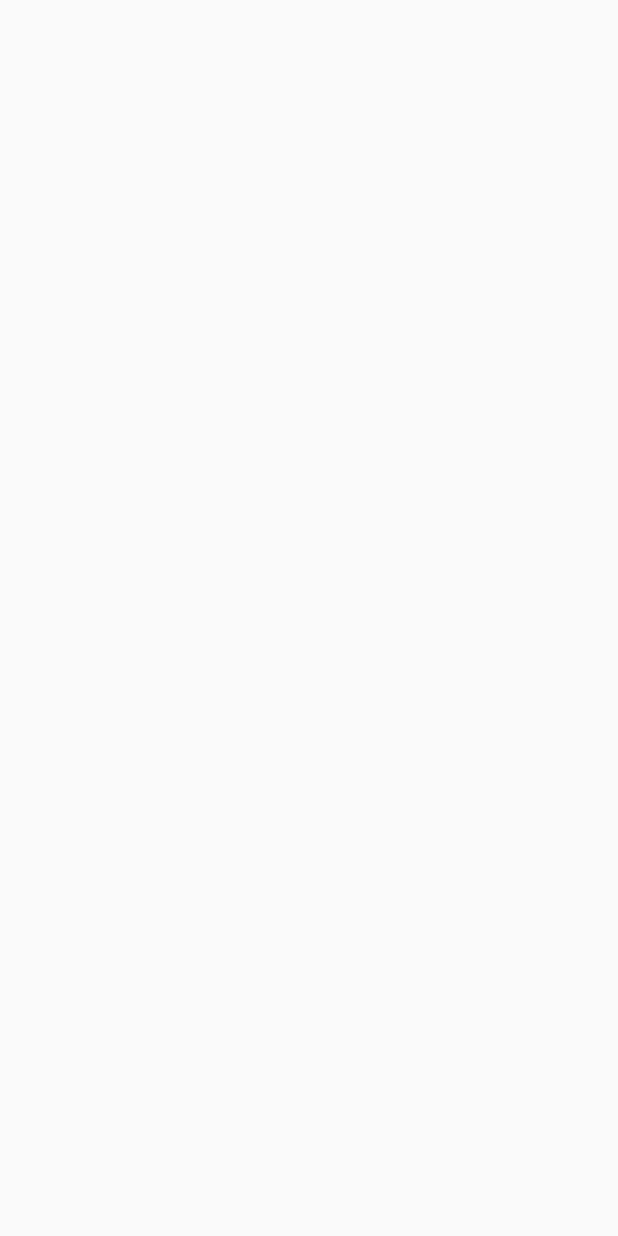
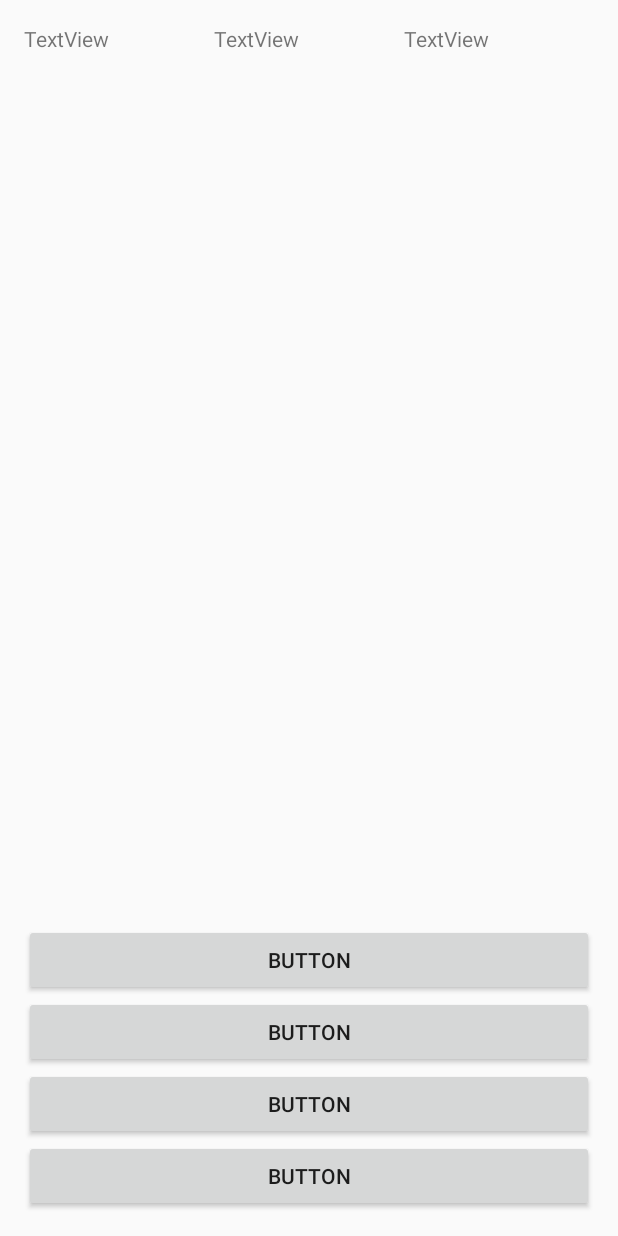
Before and after one commit to masterUNG/Game-Proverbs, an Android app: the PlayActivity screen opened directly, with no data from a screen before it, on a phone screen of 412 x 824 dp. Before the commit the screen is empty. Run offline under Robolectric (Android 15) with nearby library versions, the phone set to English and light mode, and no system bars.

Commit message:
design1 play

```diff
--- a/app/src/main/java/rtc/paritta/phiangthong/gameproverbs/PlayActivity.java
+++ b/app/src/main/java/rtc/paritta/phiangthong/gameproverbs/PlayActivity.java
@@ -9,5 +9,6 @@ public class PlayActivity extends AppCompatActivity {
     protected void onCreate(Bundle savedInstanceState) {
         super.onCreate(savedInstanceState);
         setContentView(R.layout.activity_play);
-    }
-}
+    }   // Main Method
+
+}   // Main Class
--- a/app/src/main/res/layout/activity_play.xml
+++ b/app/src/main/res/layout/activity_play.xml
@@ -1,5 +1,6 @@
 <?xml version="1.0" encoding="utf-8"?>
 <RelativeLayout xmlns:android="http://schemas.android.com/apk/res/android"
+    xmlns:app="http://schemas.android.com/apk/res-auto"
     xmlns:tools="http://schemas.android.com/tools"
     android:id="@+id/activity_play"
     android:layout_width="match_parent"
@@ -10,4 +11,77 @@
     android:paddingTop="@dimen/activity_vertical_margin"
     tools:context="rtc.paritta.phiangthong.gameproverbs.PlayActivity">
 
+    <LinearLayout
+        android:orientation="horizontal"
+        android:layout_width="match_parent"
+        android:layout_height="wrap_content"
+        android:id="@+id/linTop">
+
+        <TextView
+            android:text="TextView"
+            android:layout_width="wrap_content"
+            android:layout_height="wrap_content"
+            android:id="@+id/textView"
+            android:layout_weight="1" />
+
+        <TextView
+            android:text="TextView"
+            android:layout_width="wrap_content"
+            android:layout_height="wrap_content"
+            android:id="@+id/textView2"
+            android:layout_weight="1" />
+
+        <TextView
+            android:text="TextView"
+            android:layout_width="wrap_content"
+            android:layout_height="wrap_content"
+            android:id="@+id/textView3"
+            android:layout_weight="1" />
+    </LinearLayout>
+
+    <LinearLayout
+        android:orientation="vertical"
+        android:layout_width="match_parent"
+        android:layout_height="wrap_content"
+        android:layout_alignParentBottom="true"
+        android:id="@+id/linBotton">
+
+        <Button
+            android:text="Button"
+            android:layout_width="match_parent"
+            android:layout_height="wrap_content"
+            android:id="@+id/button" />
+
+        <Button
+            android:text="Button"
+            android:layout_width="match_parent"
+            android:layout_height="wrap_content"
+            android:id="@+id/button2" />
+
+        <Button
+            android:text="Button"
+            android:layout_width="match_parent"
+            android:layout_height="wrap_content"
+            android:id="@+id/button3" />
+
+        <Button
+            android:text="Button"
+            android:layout_width="match_parent"
+            android:layout_height="wrap_content"
+            android:id="@+id/button4" />
+    </LinearLayout>
+
+    <RelativeLayout
+        android:layout_width="match_parent"
+        android:layout_height="match_parent"
+        android:layout_above="@+id/linBotton"
+        android:layout_below="@+id/linTop">
+
+        <ImageView
+            android:layout_width="wrap_content"
+            android:layout_height="wrap_content"
+
+            android:id="@+id/imageView3"
+            android:layout_centerInParent="true" />
+    </RelativeLayout>
 </RelativeLayout>
```
